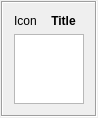
First picture: the form in src/plugins/clientinfo/clientinfodialog2.ui, repository xnamed/vacuum-im, before the edit.
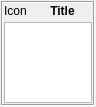
Second picture: the form after the edit.

```diff
--- a/src/plugins/clientinfo/clientinfodialog2.ui
+++ b/src/plugins/clientinfo/clientinfodialog2.ui
@@ -47,10 +47,31 @@
       <enum>QFrame::Sunken</enum>
      </property>
      <layout class="QVBoxLayout" name="verticalLayout">
+      <property name="spacing">
+       <number>4</number>
+      </property>
+      <property name="leftMargin">
+       <number>1</number>
+      </property>
+      <property name="topMargin">
+       <number>1</number>
+      </property>
+      <property name="rightMargin">
+       <number>1</number>
+      </property>
+      <property name="bottomMargin">
+       <number>1</number>
+      </property>
       <item>
        <layout class="QHBoxLayout" name="horizontalLayout">
         <item>
          <widget class="QLabel" name="lblIcon">
+          <property name="sizePolicy">
+           <sizepolicy hsizetype="Preferred" vsizetype="Fixed">
+            <horstretch>0</horstretch>
+            <verstretch>0</verstretch>
+           </sizepolicy>
+          </property>
           <property name="text">
            <string>Icon</string>
           </property>
@@ -59,7 +80,7 @@
         <item>
          <widget class="QLabel" name="lblTitle">
           <property name="sizePolicy">
-           <sizepolicy hsizetype="Expanding" vsizetype="Preferred">
+           <sizepolicy hsizetype="Expanding" vsizetype="Fixed">
             <horstretch>0</horstretch>
             <verstretch>0</verstretch>
            </sizepolicy>
@@ -83,13 +104,13 @@
       <item>
        <widget class="QTextEdit" name="tedText">
         <property name="sizePolicy">
-         <sizepolicy hsizetype="Expanding" vsizetype="Preferred">
+         <sizepolicy hsizetype="Expanding" vsizetype="Expanding">
           <horstretch>0</horstretch>
           <verstretch>0</verstretch>
          </sizepolicy>
         </property>
         <property name="verticalScrollBarPolicy">
-         <enum>Qt::ScrollBarAlwaysOff</enum>
+         <enum>Qt::ScrollBarAsNeeded</enum>
         </property>
         <property name="horizontalScrollBarPolicy">
          <enum>Qt::ScrollBarAlwaysOff</enum>
```
